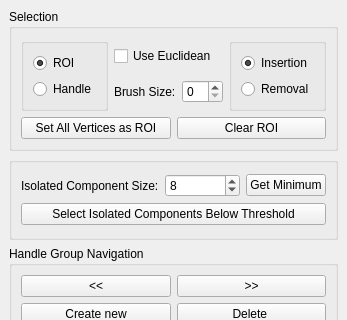
Old version of the form Polyhedron/demo/Polyhedron/Deform_mesh.ui in the repository CGAL/cgal; both pictures show x 0 to 347 and y 0 to 320 of the 347 by 491 pixel window.
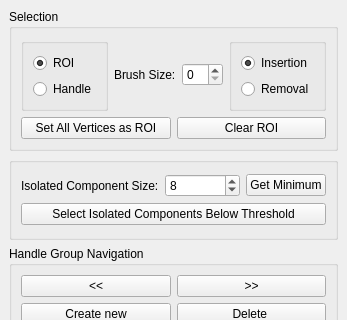
New version of the form.

What changed in the file:
```diff
--- a/Polyhedron/demo/Polyhedron/Deform_mesh.ui
+++ b/Polyhedron/demo/Polyhedron/Deform_mesh.ui
@@ -23,13 +23,6 @@
       <layout class="QGridLayout" name="gridLayout">
        <item row="2" column="1" rowspan="2" colspan="3">
         <layout class="QVBoxLayout" name="RingLayout">
-         <item>
-          <widget class="QCheckBox" name="UseEuclideanCheckBox">
-           <property name="text">
-            <string>Use Euclidean</string>
-           </property>
-          </widget>
-         </item>
          <item>
           <layout class="QHBoxLayout" name="horizontalLayout_4">
            <item>
```
